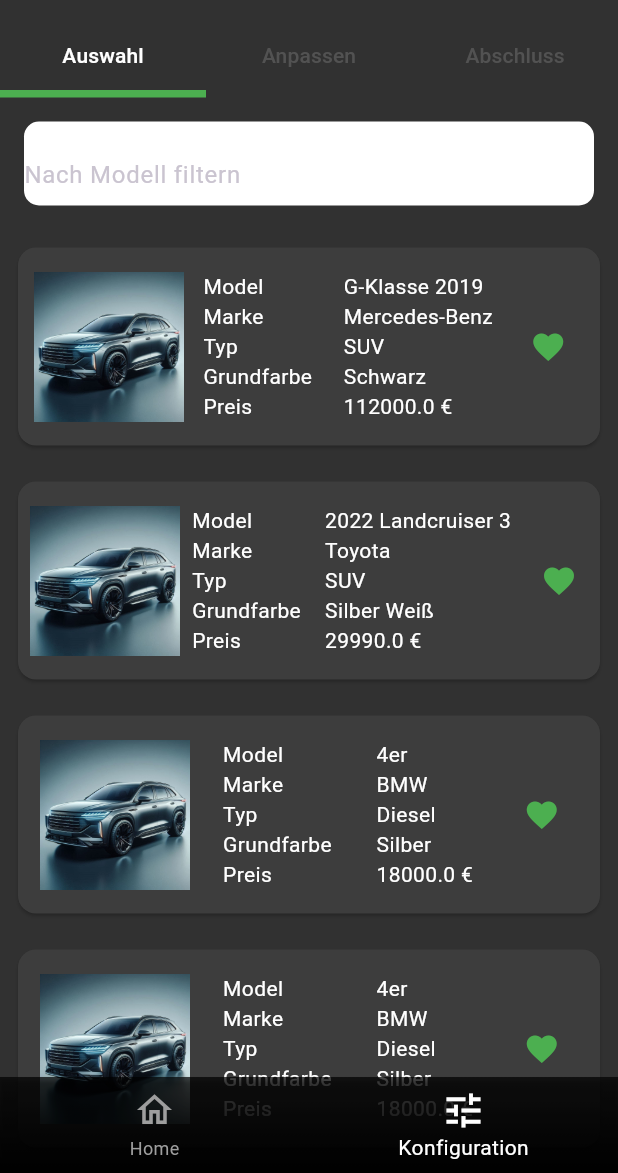
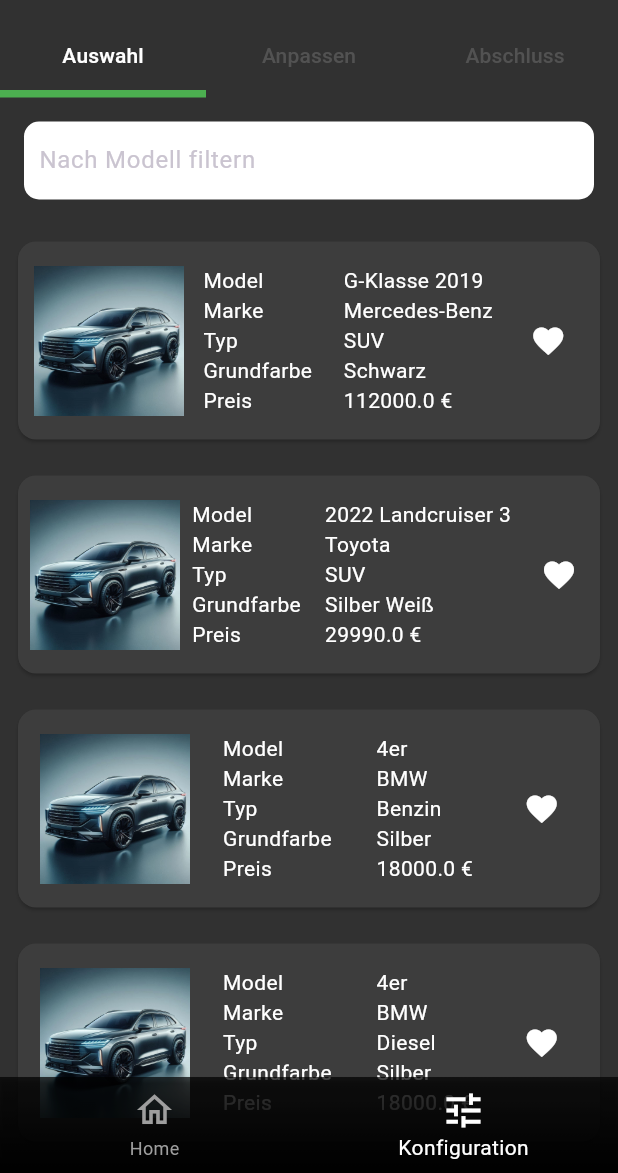
Before and after one commit to timhegi/virtuelle_fahrzeugerkundung, a Flutter app: the screen it shows after launch, item 2 of the bottom bar chosen, on a phone screen of 412 x 824 dp, the part 63-1236 px from its top. Run offline on Flutter 3.47's test engine with Material 3 defaults, Android fonts, the phone set to English and light mode, and no system bars; our stand-ins replace fluttertoast, hive, hive_flutter; missing offline and left inert: model_viewer_plus; accounts and stored records are empty.

Commit message:
theme weiter angepasst und die such/filterfunktion ist nun case-insensitive, weitere fahrzeuge in die carList hinzugefügt

```diff
--- a/lib/appTheme.dart
+++ b/lib/appTheme.dart
@@ -4,7 +4,7 @@
   static final ThemeData darkTheme = ThemeData(
     useMaterial3: true,
     brightness: Brightness.dark,
-    primaryColor: Colors.green,
+    primaryColor: const Color(0xFF313131),
     scaffoldBackgroundColor: const Color(0xFF313131),
     appBarTheme: const AppBarTheme(
       backgroundColor: Color(0xFF313131),
@@ -15,15 +15,14 @@
     ),
     cardColor: const Color(0xFF3D3D3D),
     textTheme: const TextTheme(
+      labelLarge: TextStyle(color: Colors.black, fontSize: 18.0),
       bodyLarge: TextStyle(color: Colors.white),
       bodyMedium: TextStyle(color: Colors.white),
     ),
     inputDecorationTheme: const InputDecorationTheme(
-      fillColor: Colors.white,
-      alignLabelWithHint: true,
-      counterStyle: TextStyle(color: Colors.red),
-      filled: false,
-    ),
+        fillColor: Colors.white,
+        border: InputBorder.none,
+        contentPadding: EdgeInsets.symmetric(vertical: 5.0, horizontal: 10.0)),
     floatingActionButtonTheme: const FloatingActionButtonThemeData(
       backgroundColor: Colors.white,
       foregroundColor: Colors.black,
--- a/lib/widgets/configuration.dart
+++ b/lib/widgets/configuration.dart
@@ -19,7 +19,7 @@
   ColorInfo? selectedInteriorColor;
   ColorInfo? selectedExteriorColor;
   ColorInfo? selectedBrakeColor;
-  String? selectedFuelType = 'Diesel';
+  String? selectedFuelType;
 
   final interiorColors = [
     ColorInfo(Colors.white, 'White'),
@@ -113,8 +113,10 @@
               ),
             );
           },
+          mini: true,
           child: Icon(Icons.view_in_ar,
-              color: Theme.of(context).colorScheme.onPrimary),
+              color:
+                  Theme.of(context).floatingActionButtonTheme.foregroundColor),
         ),
       ),
       floatingActionButtonLocation: FloatingActionButtonLocation.endTop,
--- a/lib/widgets/listOfCars.dart
+++ b/lib/widgets/listOfCars.dart
@@ -39,7 +39,7 @@
     CarObject(
         model: "4er",
         brand: "BMW",
-        type: "Diesel",
+        type: "Benzin",
         baseColor: "Silber",
         price: 18000),
     CarObject(
@@ -49,11 +49,23 @@
         baseColor: "Silber",
         price: 18000),
     CarObject(
-        model: "4er",
-        brand: "BMW",
-        type: "Diesel",
-        baseColor: "Silber",
-        price: 18000),
+        model: "Golf GTI",
+        brand: "Volkswagen",
+        type: "Hatchback",
+        baseColor: "Rot",
+        price: 35000),
+    CarObject(
+        model: "Model S",
+        brand: "Tesla",
+        type: "Electric",
+        baseColor: "Weiß",
+        price: 80000),
+    CarObject(
+        model: "Civic",
+        brand: "Honda",
+        type: "Sedan",
+        baseColor: "Blau",
+        price: 22000),
   ];
 
   String filterModel = '';
@@ -89,9 +101,13 @@
 
   void filterCarsByModel(String model) {
     setState(() {
-      filterModel = model;
+      filterModel = model.toLowerCase();
       filteredCars = carList
-          .where((car) => car.model != null && car.model!.contains(filterModel))
+          .where((car) =>
+              (car.model != null &&
+                  car.model!.toLowerCase().contains(filterModel)) ||
+              (car.brand != null &&
+                  car.brand!.toLowerCase().contains(filterModel)))
           .toList();
     });
   }
@@ -113,10 +129,13 @@
               ),
               width: 400,
               child: TextField(
-                decoration: const InputDecoration(
-                  labelText: 'Nach Modell filtern',
-                  border: InputBorder.none,
-                ),
+                decoration: InputDecoration(
+                    labelText: 'Nach Modell filtern',
+                    border: Theme.of(context).inputDecorationTheme.border,
+                    fillColor: Theme.of(context).inputDecorationTheme.fillColor,
+                    contentPadding:
+                        Theme.of(context).inputDecorationTheme.contentPadding),
+                style: Theme.of(context).textTheme.labelLarge,
                 onChanged: filterCarsByModel,
               ),
             ),
@@ -233,7 +252,8 @@
                                     IconButton(
                                       icon: Icon(
                                         Icons.favorite,
-                                        color: Theme.of(context).primaryColor,
+                                        color:
+                                            Theme.of(context).iconTheme.color,
                                       ),
                                       tooltip: 'Auto zu Favoriten hinzufügen',
                                       onPressed: () {
```
Also changed, not shown: lib/widgets/favoriteCars.dart (+7 -4 lines), lib/models/car_model.dart (line endings or trailing spaces), 1 other file.
